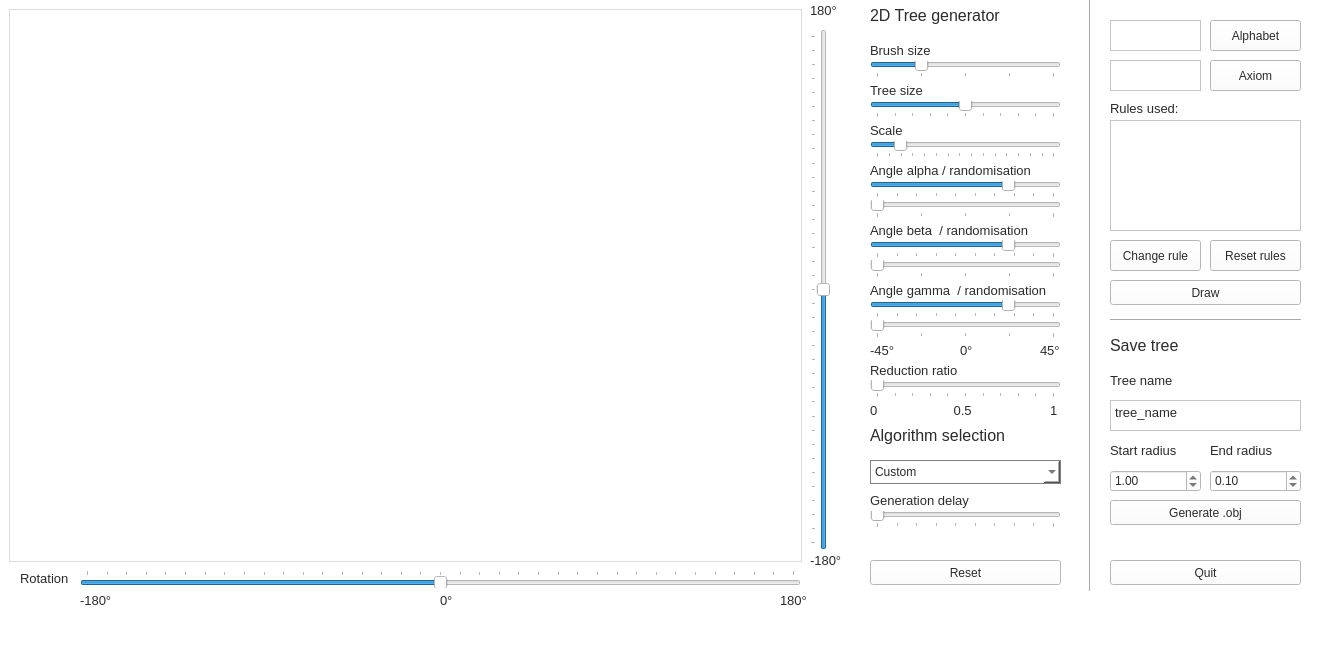
Qt form mainwindow.ui (Maxlo24/Projet_Majeure_Arbre_3D) before a commit.
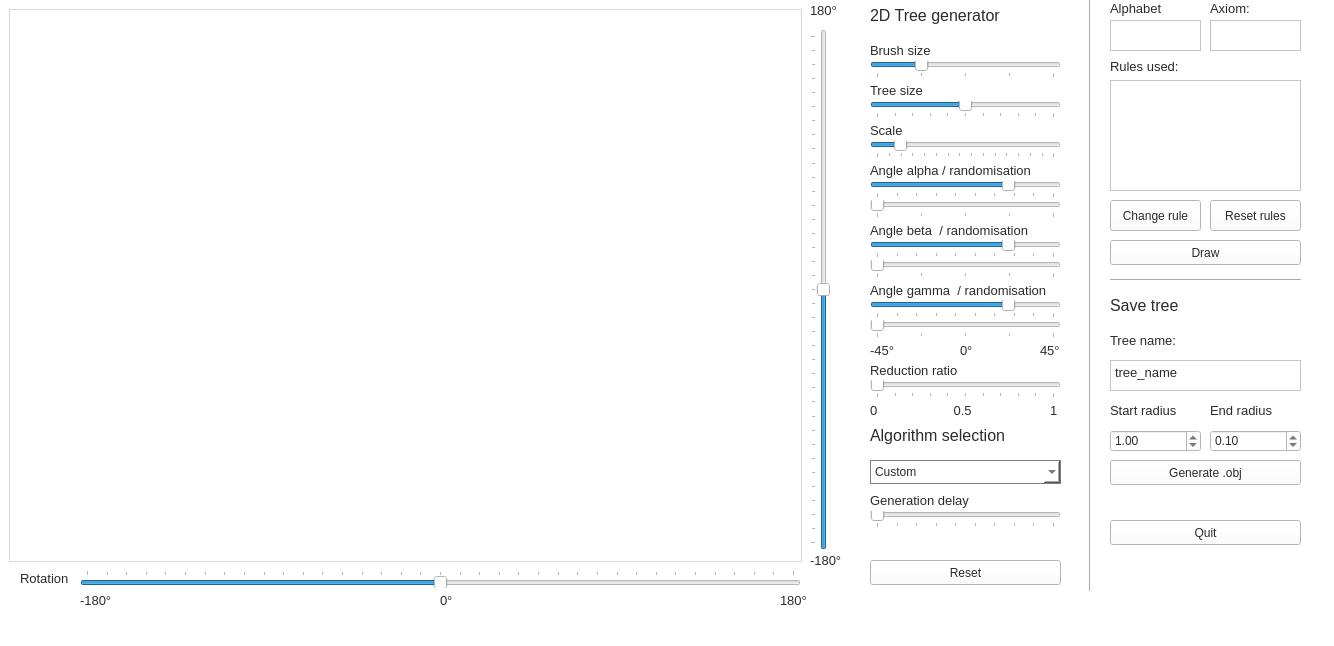
The same form after that commit.

Commit message: simplification bouton

What changed in the file:
```diff
--- a/mainwindow.ui
+++ b/mainwindow.ui
@@ -25,7 +25,7 @@
     <property name="geometry">
      <rect>
       <x>1110</x>
-      <y>560</y>
+      <y>520</y>
       <width>191</width>
       <height>25</height>
      </rect>
@@ -72,7 +72,7 @@
     <property name="geometry">
      <rect>
       <x>1110</x>
-      <y>280</y>
+      <y>240</y>
       <width>191</width>
       <height>25</height>
      </rect>
@@ -746,7 +746,7 @@
     <property name="geometry">
      <rect>
       <x>1110</x>
-      <y>500</y>
+      <y>460</y>
       <width>191</width>
       <height>25</height>
      </rect>
@@ -934,7 +934,7 @@
     <property name="geometry">
      <rect>
       <x>1110</x>
-      <y>330</y>
+      <y>290</y>
       <width>181</width>
       <height>31</height>
      </rect>
@@ -968,7 +968,7 @@
     <property name="geometry">
      <rect>
       <x>1110</x>
-      <y>370</y>
+      <y>330</y>
       <width>121</width>
       <height>21</height>
      </rect>
@@ -979,14 +979,14 @@
      </font>
     </property>
     <property name="text">
-     <string>Tree name</string>
+     <string>Tree name:</string>
     </property>
    </widget>
    <widget class="QTextEdit" name="nameTextEdit">
     <property name="geometry">
      <rect>
       <x>1110</x>
-      <y>400</y>
+      <y>360</y>
       <width>191</width>
       <height>31</height>
      </rect>
@@ -995,7 +995,7 @@
      <string>&lt;!DOCTYPE HTML PUBLIC &quot;-//W3C//DTD HTML 4.0//EN&quot; &quot;http://www.w3.org/TR/REC-html40/strict.dtd&quot;&gt;
 &lt;html&gt;&lt;head&gt;&lt;meta name=&quot;qrichtext&quot; content=&quot;1&quot; /&gt;&lt;style type=&quot;text/css&quot;&gt;
 p, li { white-space: pre-wrap; }
-&lt;/style&gt;&lt;/head&gt;&lt;body style=&quot; font-family:'MS Shell Dlg 2'; font-size:8.25pt; font-weight:400; font-style:normal;&quot;&gt;
+&lt;/style&gt;&lt;/head&gt;&lt;body style=&quot; font-family:'MS Shell Dlg 2'; font-size:7.8pt; font-weight:400; font-style:normal;&quot;&gt;
 &lt;p style=&quot; margin-top:0px; margin-bottom:0px; margin-left:0px; margin-right:0px; -qt-block-indent:0; text-indent:0px;&quot;&gt;&lt;span style=&quot; font-size:10pt;&quot;&gt;tree_name&lt;/span&gt;&lt;/p&gt;&lt;/body&gt;&lt;/html&gt;</string>
     </property>
    </widget>
@@ -1003,7 +1003,7 @@
     <property name="geometry">
      <rect>
       <x>1110</x>
-      <y>310</y>
+      <y>270</y>
       <width>191</width>
       <height>21</height>
      </rect>
@@ -1142,7 +1142,7 @@
     <property name="geometry">
      <rect>
       <x>1110</x>
-      <y>120</y>
+      <y>80</y>
       <width>191</width>
       <height>111</height>
      </rect>
@@ -1161,9 +1161,9 @@
     <property name="geometry">
      <rect>
       <x>1110</x>
-      <y>100</y>
+      <y>56</y>
       <width>71</width>
-      <height>16</height>
+      <height>20</height>
      </rect>
     </property>
     <property name="font">
@@ -1185,29 +1185,11 @@
      </rect>
     </property>
    </widget>
-   <widget class="QPushButton" name="changeAlphabet">
-    <property name="geometry">
-     <rect>
-      <x>1210</x>
-      <y>20</y>
-      <width>91</width>
-      <height>31</height>
-     </rect>
-    </property>
-    <property name="styleSheet">
-     <string notr="true">QPushButton{border: 1px solid grey;}
-QPushButton::pressed{border: 1px solid blue;color: blue;};
-</string>
-    </property>
-    <property name="text">
-     <string>Alphabet</string>
-    </property>
-   </widget>
    <widget class="QPushButton" name="changeRule">
     <property name="geometry">
      <rect>
       <x>1110</x>
-      <y>240</y>
+      <y>200</y>
       <width>91</width>
       <height>31</height>
      </rect>
@@ -1225,7 +1207,7 @@
     <property name="geometry">
      <rect>
       <x>1210</x>
-      <y>240</y>
+      <y>200</y>
       <width>91</width>
       <height>31</height>
      </rect>
@@ -1242,36 +1224,18 @@
    <widget class="QPlainTextEdit" name="axiomDescription">
     <property name="geometry">
      <rect>
-      <x>1110</x>
-      <y>60</y>
-      <width>91</width>
-      <height>31</height>
-     </rect>
-    </property>
-   </widget>
-   <widget class="QPushButton" name="changeAxiom">
-    <property name="geometry">
-     <rect>
       <x>1210</x>
-      <y>60</y>
+      <y>20</y>
       <width>91</width>
       <height>31</height>
      </rect>
     </property>
-    <property name="styleSheet">
-     <string notr="true">QPushButton{border: 1px solid grey;}
-QPushButton::pressed{border: 1px solid blue;color: blue;};
-</string>
-    </property>
-    <property name="text">
-     <string>Axiom</string>
-    </property>
    </widget>
    <widget class="QDoubleSpinBox" name="radiusSSpinBox">
     <property name="geometry">
      <rect>
       <x>1110</x>
-      <y>470</y>
+      <y>430</y>
       <width>91</width>
       <height>22</height>
      </rect>
@@ -1287,7 +1251,7 @@
     <property name="geometry">
      <rect>
       <x>1210</x>
-      <y>470</y>
+      <y>430</y>
       <width>91</width>
       <height>22</height>
      </rect>
@@ -1306,7 +1270,7 @@
     <property name="geometry">
      <rect>
       <x>1110</x>
-      <y>440</y>
+      <y>400</y>
       <width>71</width>
       <height>21</height>
      </rect>
@@ -1327,7 +1291,7 @@
     <property name="geometry">
      <rect>
       <x>1210</x>
-      <y>440</y>
+      <y>400</y>
       <width>71</width>
       <height>21</height>
      </rect>
@@ -1341,6 +1305,48 @@
      <string>End radius</string>
     </property>
    </widget>
+   <widget class="QLabel" name="Partie_Algo_7">
+    <property name="enabled">
+     <bool>false</bool>
+    </property>
+    <property name="geometry">
+     <rect>
+      <x>1110</x>
+      <y>0</y>
+      <width>51</width>
+      <height>16</height>
+     </rect>
+    </property>
+    <property name="font">
+     <font>
+      <pointsize>10</pointsize>
+     </font>
+    </property>
+    <property name="text">
+     <string>Alphabet :</string>
+    </property>
+   </widget>
+   <widget class="QLabel" name="Partie_Algo_8">
+    <property name="enabled">
+     <bool>false</bool>
+    </property>
+    <property name="geometry">
+     <rect>
+      <x>1210</x>
+      <y>0</y>
+      <width>41</width>
+      <height>16</height>
+     </rect>
+    </property>
+    <property name="font">
+     <font>
+      <pointsize>10</pointsize>
+     </font>
+    </property>
+    <property name="text">
+     <string>Axiom:</string>
+    </property>
+   </widget>
    <zorder>verticalFrame_2</zorder>
    <zorder>quitButton</zorder>
    <zorder>verticalLayoutWidget</zorder>
```
Left out of the diff: 4 changed lines with no effect on the pictures. The commit also changes 3 other files.
